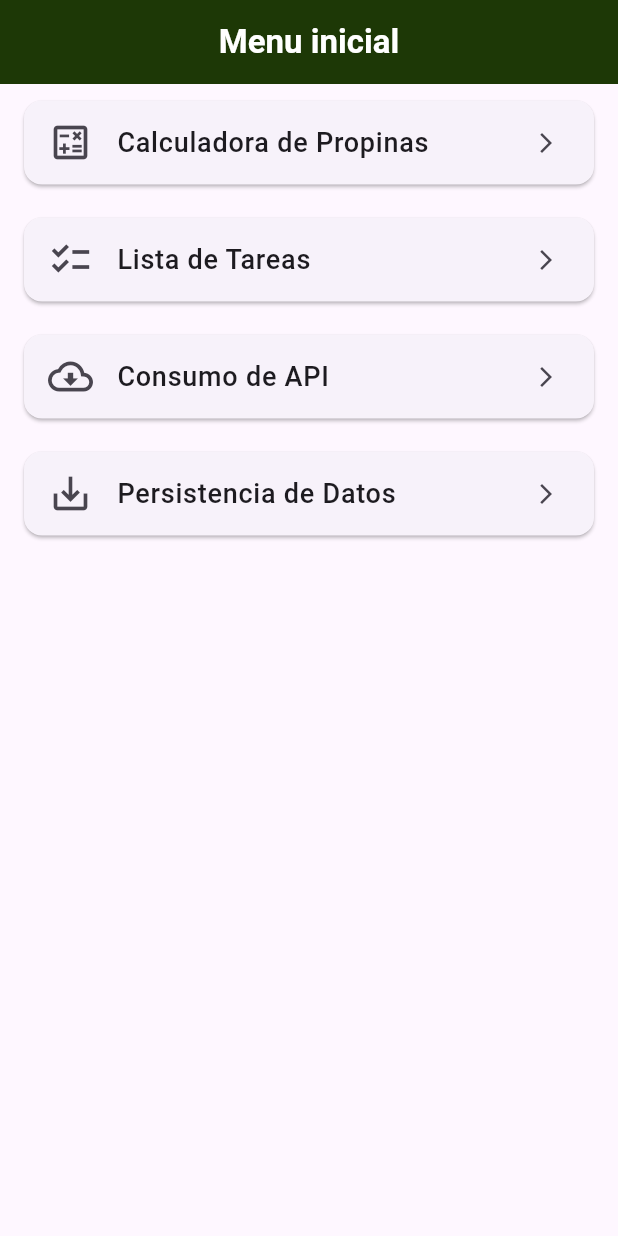
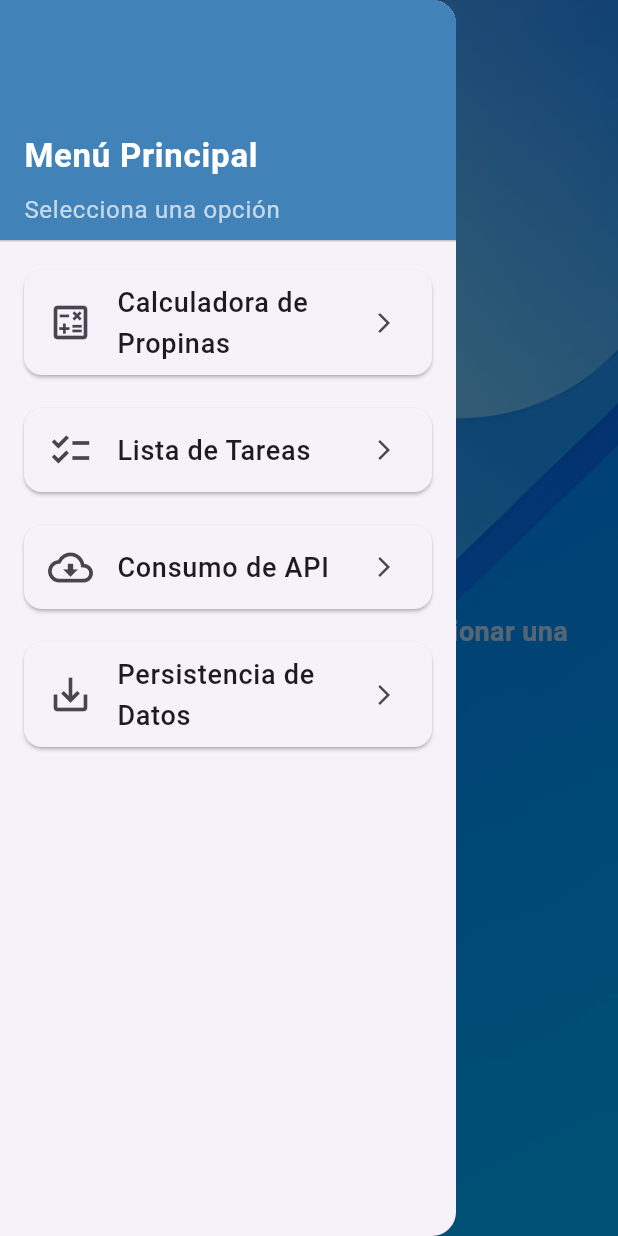
Before and after one commit to JorgeGutierrezDiaz/PruebaTecnicaFARG, a Flutter app: the screen it shows after launch, with the side drawer open (before the commit the screen has no drawer), on a phone screen of 412 x 824 dp. Run offline on Flutter 3.47's test engine with Material 3 defaults, Android fonts, the light colour scheme and no system bars.

Commit message:
menu lateral

```diff
--- a/lib/pages/calculadora_propinas/pages/calculadora.dart
+++ b/lib/pages/calculadora_propinas/pages/calculadora.dart
@@ -10,6 +10,6 @@ class CalculadoraPropinas extends StatefulWidget {
 class _CalculadoraPropinasState extends State<CalculadoraPropinas> {
   @override
   Widget build(BuildContext context) {
-    return Container();
+    return Scaffold();
   }
 }
--- a/lib/pages/menu/pages/menu.dart
+++ b/lib/pages/menu/pages/menu.dart
@@ -1,10 +1,5 @@
 import 'package:flutter/material.dart';
-import 'package:pruebatec/pages/calculadora_propinas/pages/calculadora.dart';
-import 'package:pruebatec/pages/consumo_api/pages/consumo_api.dart';
-import 'package:pruebatec/pages/lista_tareas/pages/lista_tareas.dart';
-import 'package:pruebatec/pages/menu/widgets/opcion.dart';
-import 'package:pruebatec/pages/persistencia_datos/pages/persistencia_datos.dart';
-import 'package:pruebatec/widgets/app_bar.dart';
+import 'package:pruebatec/widgets/menuLateral.dart';
 
 class MenuInicial extends StatelessWidget {
   const MenuInicial({super.key});
@@ -12,52 +7,55 @@ class MenuInicial extends StatelessWidget {
   @override
   Widget build(BuildContext context) {
     return Scaffold(
-      appBar: appBarCustom(
-        titulo: "Menu inicial",
-      ),
-      body: ListView(
-        physics: const NeverScrollableScrollPhysics(),
+      drawer: MenuLateral(),
+      body: Stack(
         children: [
-          Opcion(
-            icono: Icons.calculate_outlined,
-            titulo: "Calculadora de Propinas",
-            onTap: () {
-              Navigator.push(
-                context,
-                MaterialPageRoute(builder: (_) => const CalculadoraPropinas()),
-              );
-            },
+          Container(
+            decoration: const BoxDecoration(
+              image: DecorationImage(
+                image: AssetImage('assets/fondo.jpg'),
+                fit: BoxFit.cover,
+              ),
+            ),
           ),
-          Opcion(
-            icono: Icons.checklist_outlined,
-            titulo: "Lista de Tareas",
-            onTap: () {
-              Navigator.push(
-                context,
-                MaterialPageRoute(builder: (_) => const ListaTareasScreen()),
-              );
-            },
+          Padding(
+            padding: const EdgeInsets.symmetric(vertical: 30, horizontal: 5),
+            child: Builder(
+              builder: (context) => IconButton(
+                icon: const Icon(Icons.menu, color: Colors.white, size: 30),
+                onPressed: () {
+                  Scaffold.of(context).openDrawer();
+                },
+              ),
+            ),
           ),
-          Opcion(
-            icono: Icons.cloud_download_outlined,
-            titulo: "Consumo de API",
-            onTap: () {
-              Navigator.push(
-                context,
-                MaterialPageRoute(builder: (_) => const ConsumoApiScreen()),
-              );
-            },
-          ),
-          Opcion(
-            icono: Icons.save_alt_outlined,
-            titulo: "Persistencia de Datos",
-            onTap: () {
-              Navigator.push(
-                context,
-                MaterialPageRoute(
-                    builder: (_) => const PersistenciaDatosScreen()),
-              );
-            },
+          Center(
+            child: Column(
+              mainAxisAlignment: MainAxisAlignment.center,
+              children: const [
+                Text(
+                  "¡Bienvenido!",
+                  style: TextStyle(
+                    color: Colors.white,
+                    fontSize: 24,
+                    fontWeight: FontWeight.bold,
+                  ),
+                ),
+                SizedBox(height: 10),
+                Padding(
+                  padding: EdgeInsets.all(8.0),
+                  child: Text(
+                    "Abre el menú lateral para seleccionar una opcion",
+                    textAlign: TextAlign.center,
+                    style: TextStyle(
+                      color: Color.fromARGB(179, 255, 255, 255),
+                      fontSize: 18,
+                      fontWeight: FontWeight.bold,
+                    ),
+                  ),
+                ),
+              ],
+            ),
           ),
         ],
       ),
--- a/lib/widgets/app_bar.dart
+++ /dev/null
@@ -1,41 +0,0 @@
-import 'package:flutter/material.dart';
-import 'package:pruebatec/pages/menu/pages/menu.dart';
-
-class appBarCustom extends StatelessWidget implements PreferredSizeWidget {
-  final String titulo;
-  final bool mostrarHome;
-  const appBarCustom({
-    super.key,
-    required this.titulo,
-    this.mostrarHome = false,
-  });
-
-  @override
-  Widget build(BuildContext context) {
-    return AppBar(
-      backgroundColor: const Color.fromARGB(255, 29, 56, 6),
-      centerTitle: true,
-      title: Text(
-        titulo,
-        style: const TextStyle(
-          color: Colors.white,
-          fontWeight: FontWeight.bold,
-        ),
-      ),
-      leading: mostrarHome
-          ? IconButton(
-              icon: const Icon(Icons.home, color: Colors.white),
-              onPressed: () {
-                Navigator.push(
-                  context,
-                  MaterialPageRoute(builder: (_) => const MenuInicial()),
-                );
-              },
-            )
-          : null,
-    );
-  }
-
-  @override
-  Size get preferredSize => const Size.fromHeight(kToolbarHeight);
-}
--- /dev/null
+++ b/lib/widgets/menuLateral.dart
@@ -0,0 +1,95 @@
+import 'package:flutter/material.dart';
+import 'package:pruebatec/pages/calculadora_propinas/pages/calculadora.dart';
+import 'package:pruebatec/pages/consumo_api/pages/consumo_api.dart';
+import 'package:pruebatec/pages/lista_tareas/pages/lista_tareas.dart';
+import 'package:pruebatec/pages/menu/widgets/opcion.dart';
+import 'package:pruebatec/pages/persistencia_datos/pages/persistencia_datos.dart';
+
+class MenuLateral extends StatelessWidget {
+  const MenuLateral({
+    super.key,
+  });
+
+  @override
+  Widget build(BuildContext context) {
+    return Drawer(
+      child: ListView(
+        padding: EdgeInsets.zero,
+        children: [
+          DrawerHeader(
+            decoration: const BoxDecoration(
+              color: Color.fromARGB(255, 65, 130, 184),
+            ),
+            child: Column(
+              crossAxisAlignment: CrossAxisAlignment.start,
+              mainAxisAlignment: MainAxisAlignment.end,
+              children: const [
+                Text(
+                  'Menú Principal',
+                  style: TextStyle(
+                    color: Colors.white,
+                    fontSize: 22,
+                    fontWeight: FontWeight.bold,
+                  ),
+                ),
+                SizedBox(height: 8),
+                Text(
+                  'Selecciona una opción',
+                  style: TextStyle(
+                    color: Colors.white70,
+                    fontSize: 16,
+                  ),
+                ),
+              ],
+            ),
+          ),
+          Opcion(
+            icono: Icons.calculate_outlined,
+            titulo: "Calculadora de Propinas",
+            onTap: () {
+              Navigator.pop(context);
+              Navigator.push(
+                context,
+                MaterialPageRoute(builder: (_) => const CalculadoraPropinas()),
+              );
+            },
+          ),
+          Opcion(
+            icono: Icons.checklist_outlined,
+            titulo: "Lista de Tareas",
+            onTap: () {
+              Navigator.pop(context);
+              Navigator.push(
+                context,
+                MaterialPageRoute(builder: (_) => const ListaTareasScreen()),
+              );
+            },
+          ),
+          Opcion(
+            icono: Icons.cloud_download_outlined,
+            titulo: "Consumo de API",
+            onTap: () {
+              Navigator.pop(context);
+              Navigator.push(
+                context,
+                MaterialPageRoute(builder: (_) => const ConsumoApiScreen()),
+              );
+            },
+          ),
+          Opcion(
+            icono: Icons.save_alt_outlined,
+            titulo: "Persistencia de Datos",
+            onTap: () {
+              Navigator.pop(context);
+              Navigator.push(
+                context,
+                MaterialPageRoute(
+                    builder: (_) => const PersistenciaDatosScreen()),
+              );
+            },
+          ),
+        ],
+      ),
+    );
+  }
+}
```
Also changed, not shown: pubspec.yaml (+3 -5 lines), assets/fondo.jpg (added).
